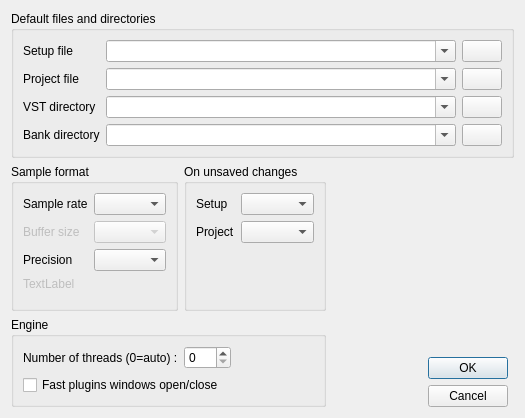
Old version of the form src/common/views/configdialog.ui in the repository CtrlBrk/vstboard.
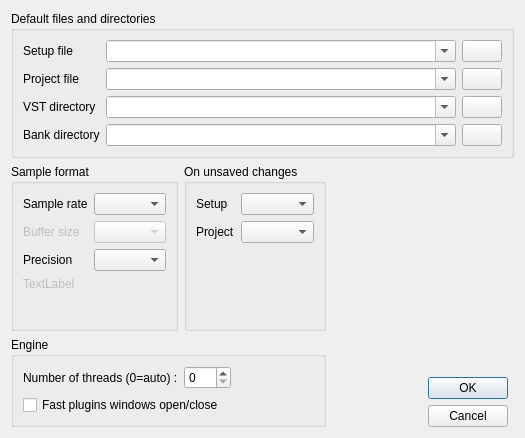
New version of the form. Icons and pictures are not drawn.

The edit to the form file:
```diff
--- a/src/common/views/configdialog.ui
+++ b/src/common/views/configdialog.ui
@@ -2,12 +2,15 @@
 <ui version="4.0">
  <class>ConfigDialog</class>
  <widget class="QDialog" name="ConfigDialog">
+  <property name="enabled">
+   <bool>true</bool>
+  </property>
   <property name="geometry">
    <rect>
     <x>0</x>
     <y>0</y>
     <width>525</width>
-    <height>418</height>
+    <height>438</height>
    </rect>
   </property>
   <property name="sizePolicy">
```
Left out of the diff: 6 changed lines with no effect on the pictures.
